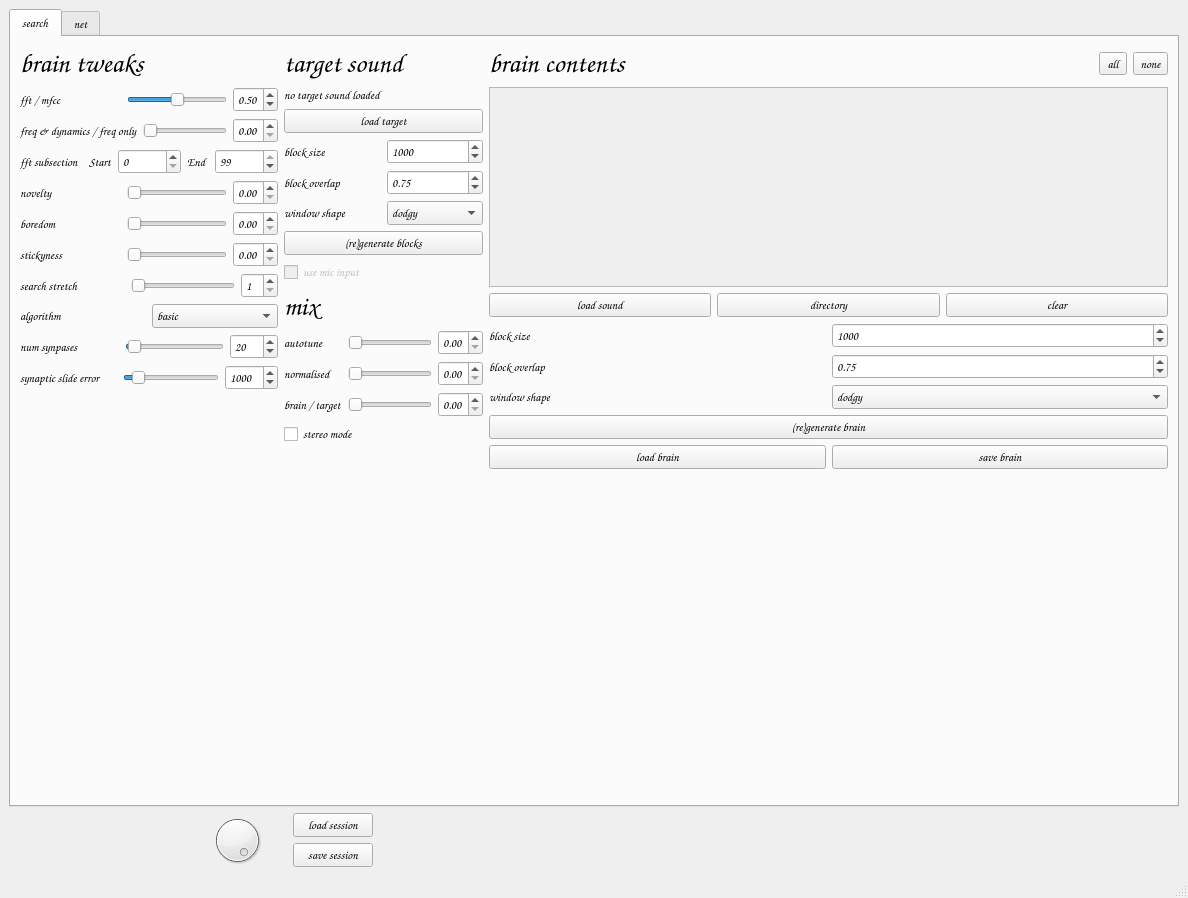
Before: the Qt Designer form app/gui/samplebrain.ui in aeiouaeiouaeiouaeiouaeiouaeiou/samplebrain, drawn with Qt 5.
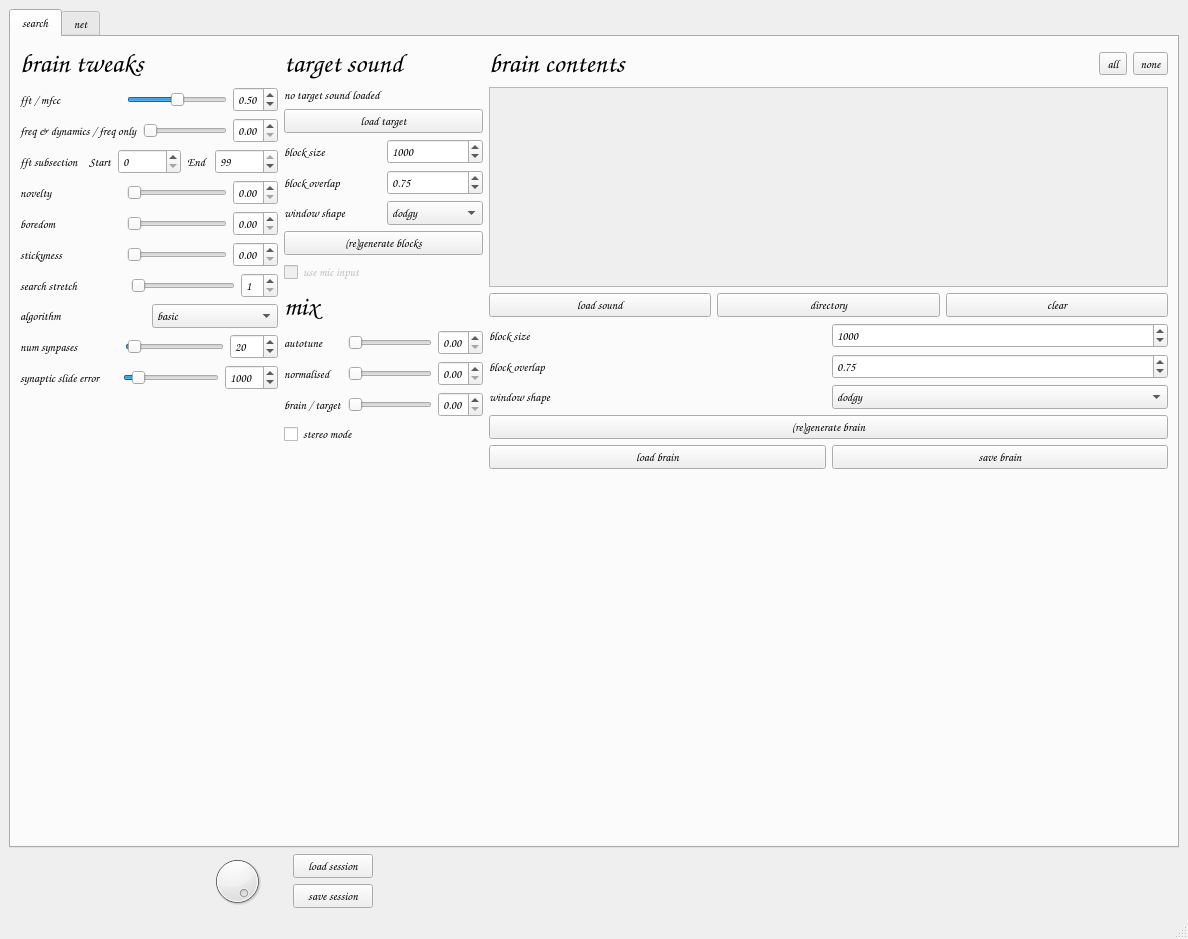
After: the same form once the commit is applied. Icons and pictures are not drawn.

What changed in the file:
```diff
--- a/app/gui/samplebrain.ui
+++ b/app/gui/samplebrain.ui
@@ -7,7 +7,7 @@
     <x>0</x>
     <y>0</y>
     <width>1188</width>
-    <height>898</height>
+    <height>939</height>
    </rect>
   </property>
   <property name="windowTitle">
```
Left out of the diff: 2 changed lines with no effect on the pictures.
